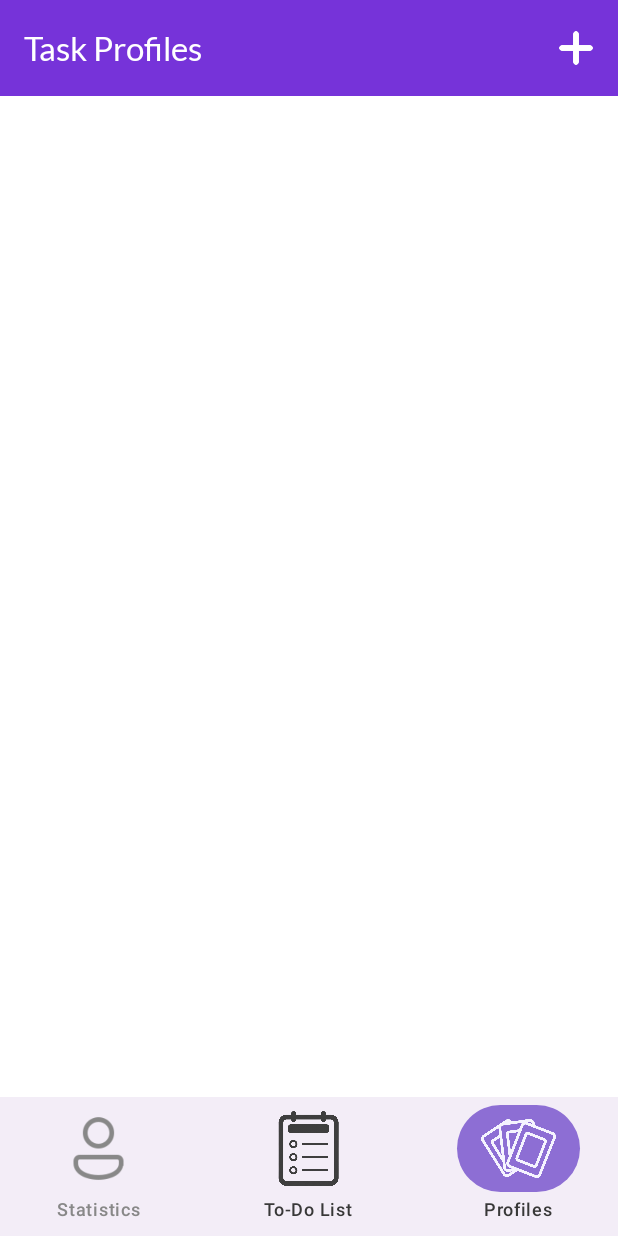
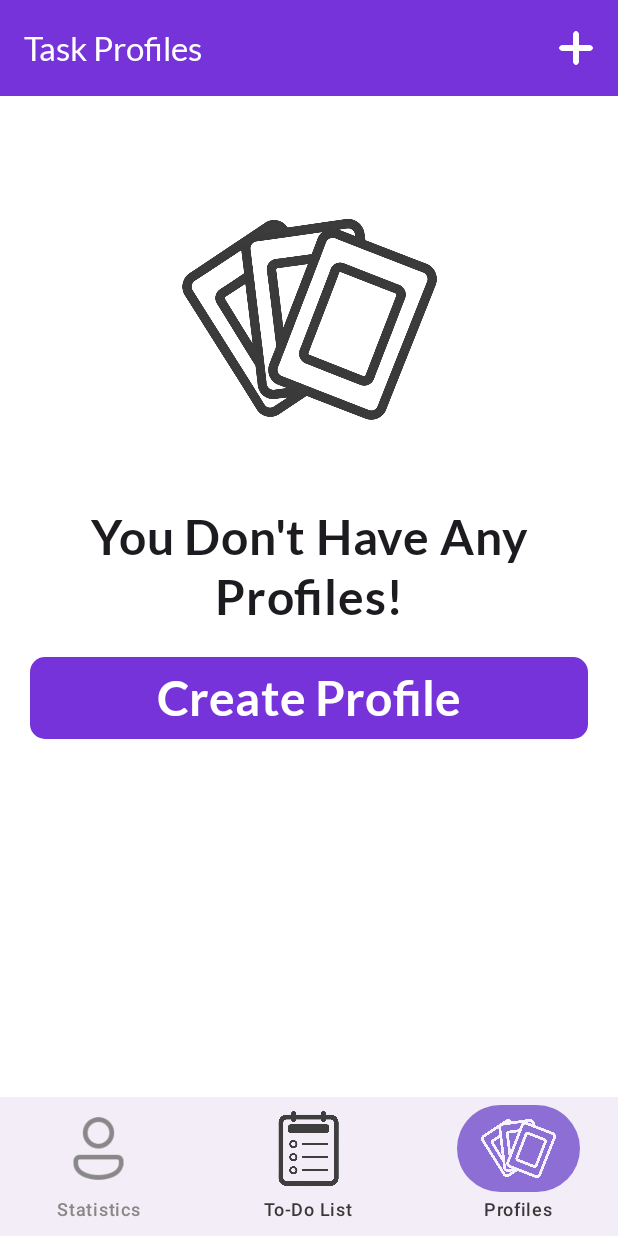
Before and after one commit to piersonh/clockworkandroid, an Android app built with Jetpack Compose: the ProfileListPage screen opened through its navigation route, on a phone screen of 412 x 824 dp. Run offline under Robolectric (Android 15) with nearby library versions, the phone set to English and light mode, and no system bars; our stand-ins replace Room's generated code.

Commit message:
Added "You don't have any profiles page" for the profile list page

```diff
--- a/app/src/main/java/com/wordco/clockworkandroid/profile_list_feature/ui/ProfileListPage.kt
+++ b/app/src/main/java/com/wordco/clockworkandroid/profile_list_feature/ui/ProfileListPage.kt
@@ -1,10 +1,14 @@
 package com.wordco.clockworkandroid.profile_list_feature.ui
 
+import androidx.compose.foundation.Image
 import androidx.compose.foundation.background
 import androidx.compose.foundation.clickable
 import androidx.compose.foundation.layout.Arrangement
 import androidx.compose.foundation.layout.Box
+import androidx.compose.foundation.layout.Column
+import androidx.compose.foundation.layout.Spacer
 import androidx.compose.foundation.layout.aspectRatio
+import androidx.compose.foundation.layout.fillMaxHeight
 import androidx.compose.foundation.layout.fillMaxSize
 import androidx.compose.foundation.layout.fillMaxWidth
 import androidx.compose.foundation.layout.height
@@ -12,20 +16,30 @@ import androidx.compose.foundation.layout.padding
 import androidx.compose.foundation.lazy.LazyColumn
 import androidx.compose.foundation.lazy.items
 import androidx.compose.foundation.shape.RoundedCornerShape
+import androidx.compose.material3.ButtonDefaults
 import androidx.compose.material3.ExperimentalMaterial3Api
 import androidx.compose.material3.IconButton
 import androidx.compose.material3.MaterialTheme
 import androidx.compose.material3.Scaffold
 import androidx.compose.material3.Text
+import androidx.compose.material3.TextButton
 import androidx.compose.material3.TopAppBar
 import androidx.compose.material3.TopAppBarDefaults.topAppBarColors
 import androidx.compose.runtime.Composable
 import androidx.compose.runtime.getValue
+import androidx.compose.ui.Alignment
 import androidx.compose.ui.Modifier
 import androidx.compose.ui.draw.clip
+import androidx.compose.ui.graphics.ColorFilter
+import androidx.compose.ui.layout.ContentScale
+import androidx.compose.ui.res.painterResource
+import androidx.compose.ui.text.font.FontWeight
+import androidx.compose.ui.text.style.TextAlign
 import androidx.compose.ui.tooling.preview.Preview
 import androidx.compose.ui.unit.dp
+import androidx.compose.ui.unit.sp
 import androidx.lifecycle.compose.collectAsStateWithLifecycle
+import com.wordco.clockworkandroid.R
 import com.wordco.clockworkandroid.core.domain.util.DummyData
 import com.wordco.clockworkandroid.core.ui.composables.NavBar
 import com.wordco.clockworkandroid.core.ui.composables.PlusImage
@@ -95,18 +109,86 @@ private fun ProfileListPage (
             modifier = Modifier
                 .padding(paddingValues)
                 .background(color = MaterialTheme.colorScheme.primary)
-        )
-        {
+        ) {
             when (uiState) {
+                is ProfileListUiState.Retrieved if (uiState.profiles.isEmpty()) -> EmptyProfileList(
+                    onCreateProfileClick = onCreateNewProfileClick
+                )
                 is ProfileListUiState.Retrieved -> ProfileList(
                     uiState = uiState,
                     onProfileClick = onProfileClick
                 )
+
                 ProfileListUiState.Retrieving -> Text("Loading...")
             }
         }
     }
 }
+
+@Composable
+private fun EmptyProfileList(
+    onCreateProfileClick: () -> Unit,
+) {
+    Column(
+        modifier = Modifier.fillMaxHeight(),
+    ) {
+        Spacer(modifier = Modifier.weight(0.04f))
+
+        Box (
+            modifier = Modifier.fillMaxWidth(),
+            contentAlignment = Alignment.Center
+        ) {
+            Image(
+                painter = painterResource(id = R.drawable.fanned_cards),
+                contentDescription = "Profiles",
+                contentScale = ContentScale.Fit,
+                modifier = Modifier.height(170.dp),
+                colorFilter = ColorFilter.tint(color = MaterialTheme.colorScheme.onPrimaryContainer)
+            )
+        }
+
+        Spacer(modifier = Modifier.height(40.dp))
+
+        Box(
+            modifier = Modifier.fillMaxWidth(),
+            contentAlignment = Alignment.Center
+        ) {
+            Text(
+                "You Don't Have Any Profiles!",
+                fontFamily = LATO,
+                fontWeight = FontWeight.Bold,
+                fontSize = 32.sp,
+                textAlign = TextAlign.Center,
+                lineHeight = 40.sp,
+            )
+        }
+
+        Spacer(modifier = Modifier.height(20.dp))
+
+        TextButton(
+            onClick = onCreateProfileClick,
+            colors = ButtonDefaults.buttonColors(
+                containerColor = MaterialTheme.colorScheme.secondary,
+                contentColor = MaterialTheme.colorScheme.onSecondary
+            ),
+            shape = RoundedCornerShape(10.dp),
+            modifier = Modifier
+                //.height(50.dp)
+                .fillMaxWidth()
+                .padding(horizontal = 20.dp)
+        ) {
+            Text(
+                text = "Create Profile",
+                fontFamily = LATO,
+                fontWeight = FontWeight.Bold,
+                fontSize = 32.sp
+            )
+        }
+
+        Spacer(modifier = Modifier.weight(0.15f))
+    }
+}
+
 
 @Composable
 private fun ProfileList(
@@ -156,3 +238,22 @@ private fun ProfileListPagePreview() {
         )
     }
 }
+
+@Preview
+@Composable
+private fun EmptyProfileListPagePreview() {
+    ClockworkTheme {
+        ProfileListPage(
+            uiState = ProfileListUiState.Retrieved(
+                profiles = emptyList()
+            ),
+            navBar = { NavBar(
+                items = FAKE_TOP_LEVEL_DESTINATIONS,
+                currentDestination = Unit::class,
+                navigateTo = {}
+            ) },
+            onProfileClick = { },
+            onCreateNewProfileClick = { },
+        )
+    }
+}
```
Also changed, not shown: app/src/main/java/com/wordco/clockworkandroid/edit_session_feature/ui/CreateNewTaskUiState.kt (deleted, +0 -17 lines).
